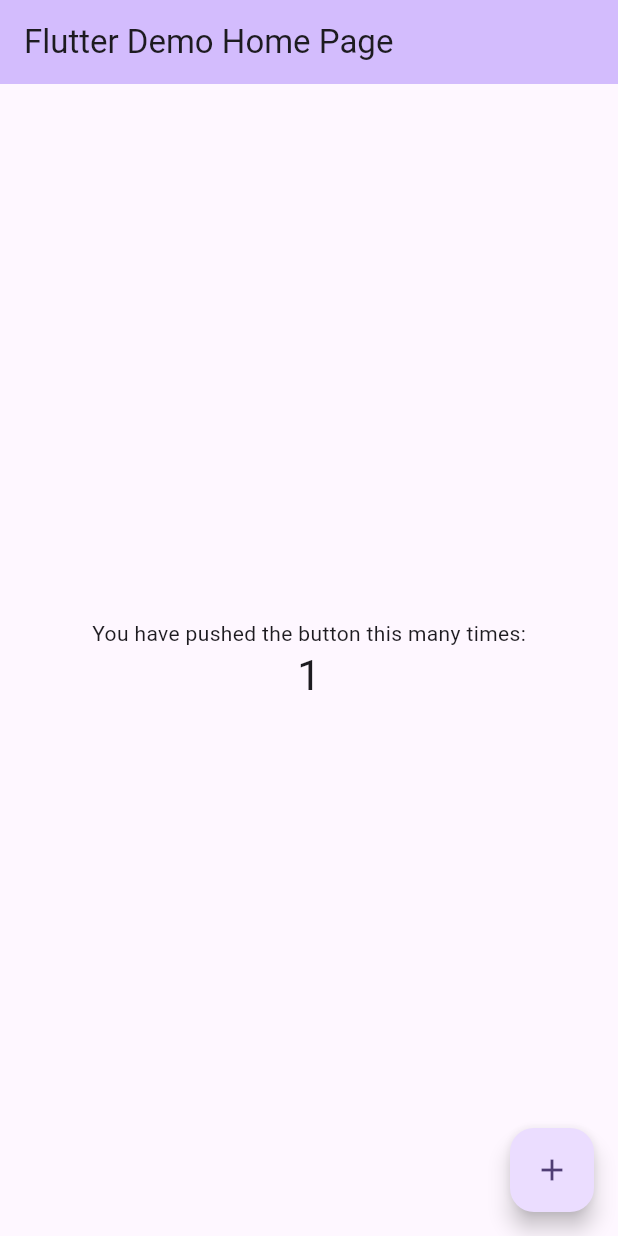
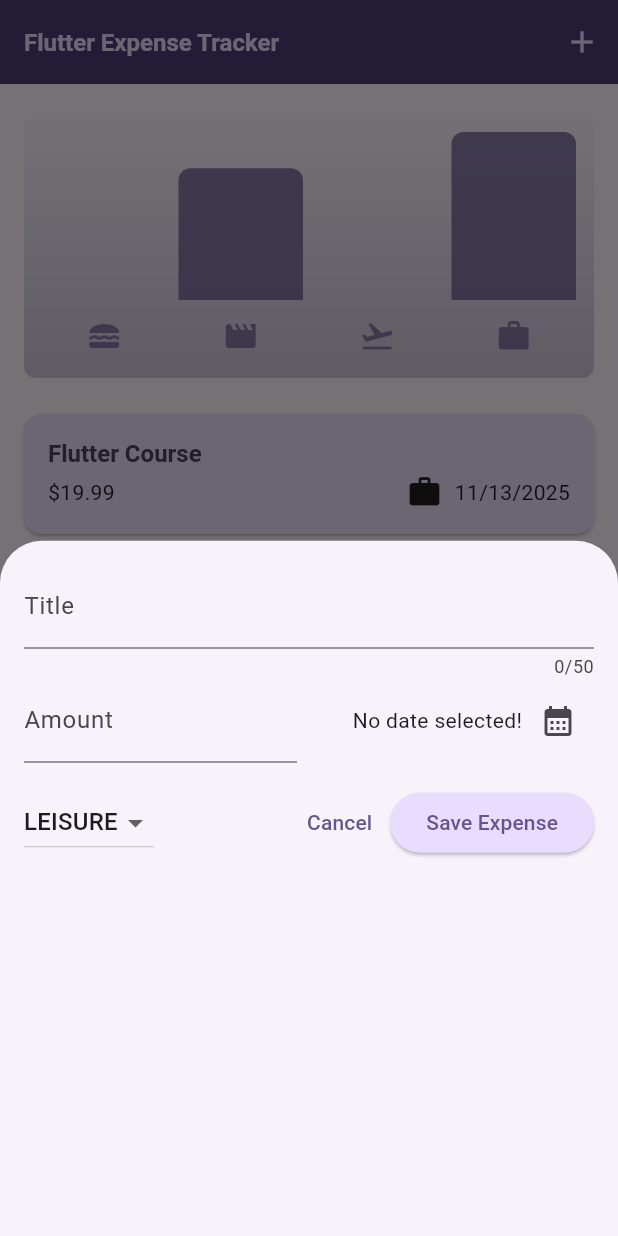
Before and after one commit to Aung-Thu-Hein/flutter_projects, a Flutter app: the screen it shows after launch, after a tap on the "add" icon, on a phone screen of 412 x 824 dp. Run offline on Flutter 3.47's test engine with Material 3 defaults, Android fonts, the phone set to English and light mode, and no system bars.

Commit message:
feat: complete add expense_tracker app

```diff
--- a/expense_tracker/lib/main.dart
+++ b/expense_tracker/lib/main.dart
@@ -1,122 +1,58 @@
+import 'package:expense_tracker/widgets/expenses.dart';
 import 'package:flutter/material.dart';
 
+var kColorScheme = ColorScheme.fromSeed(
+  seedColor: const Color.fromARGB(255, 96, 59, 181),
+);
+
+var kDarkColorScheme = ColorScheme.fromSeed(
+  seedColor: const Color.fromARGB(266, 5, 99, 125),
+  brightness: Brightness.dark,
+);
+
 void main() {
-  runApp(const MyApp());
-}
-
-class MyApp extends StatelessWidget {
-  const MyApp({super.key});
-
-  // This widget is the root of your application.
-  @override
-  Widget build(BuildContext context) {
-    return MaterialApp(
-      title: 'Flutter Demo',
-      theme: ThemeData(
-        // This is the theme of your application.
-        //
-        // TRY THIS: Try running your application with "flutter run". You'll see
-        // the application has a purple toolbar. Then, without quitting the app,
-        // try changing the seedColor in the colorScheme below to Colors.green
-        // and then invoke "hot reload" (save your changes or press the "hot
-        // reload" button in a Flutter-supported IDE, or press "r" if you used
-        // the command line to start the app).
-        //
-        // Notice that the counter didn't reset back to zero; the application
-        // state is not lost during the reload. To reset the state, use hot
-        // restart instead.
-        //
-        // This works for code too, not just values: Most code changes can be
-        // tested with just a hot reload.
-        colorScheme: ColorScheme.fromSeed(seedColor: Colors.deepPurple),
-      ),
-      home: const MyHomePage(title: 'Flutter Demo Home Page'),
-    );
-  }
-}
-
-class MyHomePage extends StatefulWidget {
-  const MyHomePage({super.key, required this.title});
-
-  // This widget is the home page of your application. It is stateful, meaning
-  // that it has a State object (defined below) that contains fields that affect
-  // how it looks.
-
-  // This class is the configuration for the state. It holds the values (in this
-  // case the title) provided by the parent (in this case the App widget) and
-  // used by the build method of the State. Fields in a Widget subclass are
-  // always marked "final".
-
-  final String title;
-
-  @override
-  State<MyHomePage> createState() => _MyHomePageState();
-}
-
-class _MyHomePageState extends State<MyHomePage> {
-  int _counter = 0;
-
-  void _incrementCounter() {
-    setState(() {
-      // This call to setState tells the Flutter framework that something has
-      // changed in this State, which causes it to rerun the build method below
-      // so that the display can reflect the updated values. If we changed
-      // _counter without calling setState(), then the build method would not be
-      // called again, and so nothing would appear to happen.
-      _counter++;
-    });
-  }
-
-  @override
-  Widget build(BuildContext context) {
-    // This method is rerun every time setState is called, for instance as done
-    // by the _incrementCounter method above.
-    //
-    // The Flutter framework has been optimized to make rerunning build methods
-    // fast, so that you can just rebuild anything that needs updating rather
-    // than having to individually change instances of widgets.
-    return Scaffold(
-      appBar: AppBar(
-        // TRY THIS: Try changing the color here to a specific color (to
-        // Colors.amber, perhaps?) and trigger a hot reload to see the AppBar
-        // change color while the other colors stay the same.
-        backgroundColor: Theme.of(context).colorScheme.inversePrimary,
-        // Here we take the value from the MyHomePage object that was created by
-        // the App.build method, and use it to set our appbar title.
-        title: Text(widget.title),
-      ),
-      body: Center(
-        // Center is a layout widget. It takes a single child and positions it
-        // in the middle of the parent.
-        child: Column(
-          // Column is also a layout widget. It takes a list of children and
-          // arranges them vertically. By default, it sizes itself to fit its
-          // children horizontally, and tries to be as tall as its parent.
-          //
-          // Column has various properties to control how it sizes itself and
-          // how it positions its children. Here we use mainAxisAlignment to
-          // center the children vertically; the main axis here is the vertical
-          // axis because Columns are vertical (the cross axis would be
-          // horizontal).
-          //
-          // TRY THIS: Invoke "debug painting" (choose the "Toggle Debug Paint"
-          // action in the IDE, or press "p" in the console), to see the
-          // wireframe for each widget.
-          mainAxisAlignment: MainAxisAlignment.center,
-          children: <Widget>[
-            const Text('You have pushed the button this many times:'),
-            Text(
-              '$_counter',
-              style: Theme.of(context).textTheme.headlineMedium,
-            ),
-          ],
+  runApp(
+    MaterialApp(
+      darkTheme: ThemeData.dark().copyWith(
+        colorScheme: kDarkColorScheme,
+        cardTheme: const CardThemeData().copyWith(
+          color: kDarkColorScheme.secondaryContainer,
+          margin: const EdgeInsets.symmetric(
+            horizontal: 16,
+            vertical: 8,
+          ),
+        ),
+        elevatedButtonTheme: ElevatedButtonThemeData(
+          style: ElevatedButton.styleFrom(
+            backgroundColor: kDarkColorScheme.primaryContainer,
+            foregroundColor: kDarkColorScheme.onPrimaryContainer,
+          ),
         ),
       ),
-      floatingActionButton: FloatingActionButton(
-        onPressed: _incrementCounter,
-        tooltip: 'Increment',
-        child: const Icon(Icons.add),
-      ), // This trailing comma makes auto-formatting nicer for build methods.
-    );
-  }
+      theme: ThemeData().copyWith(
+        colorScheme: kColorScheme,
+        appBarTheme: const AppBarTheme().copyWith(
+          backgroundColor: kColorScheme.onPrimaryContainer,
+          foregroundColor: kColorScheme.primaryContainer,
+        ),
+        cardTheme: const CardThemeData().copyWith(
+          color: kColorScheme.secondaryContainer,
+          margin: const EdgeInsets.symmetric(horizontal: 16, vertical: 8),
+        ),
+        elevatedButtonTheme: ElevatedButtonThemeData(
+          style: ElevatedButton.styleFrom(
+            backgroundColor: kColorScheme.primaryContainer,
+          ),
+        ),
+        textTheme: ThemeData().textTheme.copyWith(
+          titleLarge: TextStyle(
+            fontWeight: FontWeight.bold,
+            color: kColorScheme.onSecondaryContainer,
+            fontSize: 16,
+          ),
+        ),
+      ),
+      home: Expenses(),
+    ),
+  );
 }
--- /dev/null
+++ b/expense_tracker/lib/models/expense.dart
@@ -0,0 +1,60 @@
+import 'package:flutter/material.dart';
+import 'package:intl/intl.dart';
+import 'package:uuid/uuid.dart';
+
+final formatter = DateFormat.yMd();
+
+const uuid = Uuid();
+
+enum Category { food, travel, leisure, work }
+
+const categoryIcons = {
+  Category.food: Icons.lunch_dining,
+  Category.travel: Icons.flight_takeoff,
+  Category.leisure: Icons.movie,
+  Category.work: Icons.work
+};
+
+class Expense {
+  Expense({
+    required this.title,
+    required this.amount,
+    required this.date,
+    required this.category,
+  }) : id = uuid.v4();
+
+  final String id;
+  final String title;
+  final double amount;
+  final DateTime date;
+  final Category category;
+
+  String get formattedDate {
+    return formatter.format(date);
+  }
+}
+
+class ExpenseBucket {
+  const ExpenseBucket({
+    required this.category,
+    required this.expenses,
+  });
+
+  ExpenseBucket.forCategory(List<Expense> allExpenses, this.category)
+      : expenses = allExpenses
+            .where((expense) => expense.category == category)
+            .toList();
+
+  final Category category;
+  final List<Expense> expenses;
+
+  double get totalExpenses {
+    double sum = 0;
+
+    for (final expense in expenses) {
+      sum += expense.amount; // sum = sum + expense.amount
+    }
+
+    return sum;
+  }
+}
--- /dev/null
+++ b/expense_tracker/lib/widgets/chart/chart.dart
@@ -0,0 +1,95 @@
+import 'package:flutter/material.dart';
+
+import 'package:expense_tracker/widgets/chart/chart_bar.dart';
+import 'package:expense_tracker/models/expense.dart';
+
+class Chart extends StatelessWidget {
+  const Chart({super.key, required this.expenses});
+
+  final List<Expense> expenses;
+
+  List<ExpenseBucket> get buckets {
+    return [
+      ExpenseBucket.forCategory(expenses, Category.food),
+      ExpenseBucket.forCategory(expenses, Category.leisure),
+      ExpenseBucket.forCategory(expenses, Category.travel),
+      ExpenseBucket.forCategory(expenses, Category.work),
+    ];
+  }
+
+  double get maxTotalExpense {
+    double maxTotalExpense = 0;
+
+    for (final bucket in buckets) {
+      if (bucket.totalExpenses > maxTotalExpense) {
+        maxTotalExpense = bucket.totalExpenses;
+      }
+    }
+
+    return maxTotalExpense;
+  }
+
+  @override
+  Widget build(BuildContext context) {
+    final isDarkMode =
+        MediaQuery.of(context).platformBrightness == Brightness.dark;
+    return Container(
+      margin: const EdgeInsets.all(16),
+      padding: const EdgeInsets.symmetric(
+        vertical: 16,
+        horizontal: 8,
+      ),
+      width: double.infinity,
+      height: 180,
+      decoration: BoxDecoration(
+        borderRadius: BorderRadius.circular(8),
+        gradient: LinearGradient(
+          colors: [
+            Theme.of(context).colorScheme.primary.withValues(alpha: 0.3),
+            Theme.of(context).colorScheme.primary.withValues(alpha: 0.0)
+          ],
+          begin: Alignment.bottomCenter,
+          end: Alignment.topCenter,
+        ),
+      ),
+      child: Column(
+        children: [
+          Expanded(
+            child: Row(
+              crossAxisAlignment: CrossAxisAlignment.end,
+              children: [
+                for (final bucket in buckets) // alternative to map()
+                  ChartBar(
+                    fill: bucket.totalExpenses == 0
+                        ? 0
+                        : bucket.totalExpenses / maxTotalExpense,
+                  )
+              ],
+            ),
+          ),
+          const SizedBox(height: 12),
+          Row(
+            children: buckets // for ... in
+                .map(
+                  (bucket) => Expanded(
+                    child: Padding(
+                      padding: const EdgeInsets.symmetric(horizontal: 4),
+                      child: Icon(
+                        categoryIcons[bucket.category],
+                        color: isDarkMode
+                            ? Theme.of(context).colorScheme.secondary
+                            : Theme.of(context)
+                                .colorScheme
+                                .primary
+                                .withValues(alpha: 0.7),
+                      ),
+                    ),
+                  ),
+                )
+                .toList(),
+          )
+        ],
+      ),
+    );
+  }
+}
--- /dev/null
+++ b/expense_tracker/lib/widgets/chart/chart_bar.dart
@@ -0,0 +1,34 @@
+import 'package:flutter/material.dart';
+
+class ChartBar extends StatelessWidget {
+  const ChartBar({
+    super.key,
+    required this.fill,
+  });
+
+  final double fill;
+
+  @override
+  Widget build(BuildContext context) {
+    final isDarkMode =
+        MediaQuery.of(context).platformBrightness == Brightness.dark;
+    return Expanded(
+      child: Padding(
+        padding: const EdgeInsets.symmetric(horizontal: 4),
+        child: FractionallySizedBox(
+          heightFactor: fill, // 0 <> 1
+          child: DecoratedBox(
+            decoration: BoxDecoration(
+              shape: BoxShape.rectangle,
+              borderRadius:
+                  const BorderRadius.vertical(top: Radius.circular(8)),
+              color: isDarkMode
+                  ? Theme.of(context).colorScheme.secondary
+                  : Theme.of(context).colorScheme.primary.withValues(alpha: 0.75),
+            ),
+          ),
+        ),
+      ),
+    );
+  }
+}
--- /dev/null
+++ b/expense_tracker/lib/widgets/expenses.dart
@@ -0,0 +1,100 @@
+import 'package:expense_tracker/widgets/expenses_list/expenses_list.dart';
+import 'package:expense_tracker/widgets/new_expense.dart';
+import 'package:flutter/material.dart';
+import 'package:expense_tracker/widgets/chart/chart.dart';
+
+import 'package:expense_tracker/models/expense.dart';
+
+class Expenses extends StatefulWidget {
+  const Expenses({super.key});
+
+  @override
+  State<Expenses> createState() {
+    return _ExpensesState();
+  }
+}
+
+class _ExpensesState extends State<Expenses> {
+  final List<Expense> _registeredExpenses = [
+    Expense(
+      title: 'Flutter Course',
+      amount: 19.99,
+      date: DateTime.now(),
+      category: Category.work,
+    ),
+    Expense(
+      title: 'Cinema',
+      amount: 15.69,
+      date: DateTime.now(),
+      category: Category.leisure,
+    ),
+  ];
+
+  void __openAddExpenseOverlay() {
+    showModalBottomSheet(
+      context: context,
+      builder: (ctx) => NewExpense(onAddExpense: _addExpense),
+    );
+  }
+
+  void _addExpense(Expense expense) {
+    setState(() {
+      _registeredExpenses.add(expense);
+    });
+  }
+
+  void _removeExpense(Expense expense) {
+    final expenseIndex = _registeredExpenses.indexOf(expense);
+
+    setState(() {
+      _registeredExpenses.remove(expense);
+    });
+    ScaffoldMessenger.of(context).clearSnackBars();
+    ScaffoldMessenger.of(context).showSnackBar(
+      SnackBar(
+        content: const Text('Expense Deleted!'),
+        duration: const Duration(seconds: 3),
+        action: SnackBarAction(
+          label: 'Undo',
+          onPressed: () {
+            setState(() {
+              _registeredExpenses.insert(expenseIndex, expense);
+            });
+          },
+        ),
+      ),
+    );
+  }
+
+  @override
+  Widget build(BuildContext context) {
+    Widget mainContent = const Center(
+      child: Text('No expenses found. Start adding some!'),
+    );
+
+    if (_registeredExpenses.isNotEmpty) {
+      mainContent = ExpensesList(
+        expenses: _registeredExpenses,
+        onRemoveExpense: _removeExpense,
+      );
+    }
+
+    return Scaffold(
+      appBar: AppBar(
+        title: const Text('Flutter Expense Tracker'),
+        actions: [
+          IconButton(
+            onPressed: __openAddExpenseOverlay,
+            icon: const Icon(Icons.add),
+          ),
+        ],
+      ),
+      body: Column(
+        children: [
+          Chart(expenses: _registeredExpenses),
+          Expanded(child: mainContent),
+        ],
+      ),
+    );
+  }
+}
--- /dev/null
+++ b/expense_tracker/lib/widgets/expenses_list/expense_item.dart
@@ -0,0 +1,34 @@
+import 'package:expense_tracker/models/expense.dart';
+import 'package:flutter/material.dart';
+
+class ExpenseItem extends StatelessWidget {
+  const ExpenseItem(this.expense, {super.key});
+
+  final Expense expense;
+
+  @override
+  Widget build(BuildContext context) {
+    return Card(
+      child: Padding(
+        padding: const EdgeInsets.symmetric(horizontal: 16, vertical: 16),
+        child: Column(
+          crossAxisAlignment: CrossAxisAlignment.start,
+          children: [
+          Text(expense.title, style: Theme.of(context).textTheme.titleLarge),
+          const SizedBox(height: 4),
+          Row(
+            children: [
+              Text('\$${expense.amount.toStringAsFixed(2)}'),
+              const Spacer(),
+              Row(children: [
+                Icon(categoryIcons[expense.category]),
+                const SizedBox(width: 8),
+                Text(expense.formattedDate)
+              ],)
+            ],
+          )
+        ],),
+      ),
+    );
+  }
+}
--- /dev/null
+++ b/expense_tracker/lib/widgets/expenses_list/expenses_list.dart
@@ -0,0 +1,35 @@
+import 'package:expense_tracker/models/expense.dart';
+import 'package:expense_tracker/widgets/expenses_list/expense_item.dart';
+import 'package:flutter/material.dart';
+
+class ExpensesList extends StatelessWidget {
+  const ExpensesList({
+    super.key,
+    required this.expenses,
+    required this.onRemoveExpense,
+  });
+
+  final List<Expense> expenses;
+
+  final void Function(Expense expense) onRemoveExpense;
+
+  @override
+  Widget build(BuildContext context) {
+    return ListView.builder(
+      itemCount: expenses.length,
+      itemBuilder: (ctx, index) => Dismissible(
+        key: ValueKey(expenses[index]),
+        background: Container(
+          color: Theme.of(context).colorScheme.error.withValues(red: 0.75),
+          margin: EdgeInsets.symmetric(
+            horizontal: Theme.of(context).cardTheme.margin!.horizontal,
+          ),
+        ),
+        onDismissed: (direction) {
+          onRemoveExpense(expenses[index]);
+        },
+        child: ExpenseItem(expenses[index]),
+      ),
+    );
+  }
+}
--- /dev/null
+++ b/expense_tracker/lib/widgets/new_expense.dart
@@ -0,0 +1,160 @@
+import 'package:expense_tracker/models/expense.dart';
+import 'package:flutter/material.dart';
+
+class NewExpense extends StatefulWidget {
+  const NewExpense({super.key, required this.onAddExpense});
+
+  final void Function(Expense expense) onAddExpense;
+
+  @override
+  State<NewExpense> createState() {
+    return _NewExpenseState();
+  }
+}
+
+class _NewExpenseState extends State<NewExpense> {
+  final _titleController = TextEditingController();
+  final _amountController = TextEditingController();
+  DateTime? _selectedDate;
+  Category _selectedCategory = Category.leisure;
+
+  void _presentDatePicker() async {
+    final now = DateTime.now();
+    final firstDate = DateTime(now.year - 1, now.month, now.day);
+    final pickedDate = await showDatePicker(
+      context: context,
+      firstDate: firstDate,
+      lastDate: now,
+    );
+
+    setState(() {
+      _selectedDate = pickedDate;
+    });
+  }
+
+  void _submitExpenseData() {
+    final enteredAmount = double.tryParse(_amountController.text);
+    final amountIsInvalid = enteredAmount == null || enteredAmount <= 0;
+    final titleIsInvalid = _titleController.text.trim().isEmpty;
+    final dateIsInvalid = _selectedDate == null;
+
+    if (titleIsInvalid || amountIsInvalid || dateIsInvalid) {
+      showDialog(
+        context: context,
+        builder: (ctx) => AlertDialog(
+          title: const Text('Invalid Input'),
+          content: const Text(
+            'Please make sure a valid title, amount, date and category was entered.',
+          ),
+          actions: [
+            TextButton(
+              onPressed: () {
+                Navigator.pop(context);
+              },
+              child: const Text('OK'),
+            ),
+          ],
+        ),
+      );
+      return;
+    }
+    widget.onAddExpense(
+      Expense(
+        title: _titleController.text,
+        amount: enteredAmount,
+        date: _selectedDate!,
+        category: _selectedCategory,
+      ),
+    );
+
+    Navigator.pop(context);
+  }
+
+  @override
+  void dispose() {
+    _titleController.dispose();
+    _amountController.dispose();
+    super.dispose();
+  }
+
+  @override
+  Widget build(BuildContext context) {
+    return Padding(
+      padding: const EdgeInsets.all(16),
+      child: Column(
+        children: [
+          TextField(
+            controller: _titleController,
+            maxLength: 50,
+            decoration: const InputDecoration(label: Text('Title')),
+          ),
+          Row(
+            children: [
+              Expanded(
+                child: TextField(
+                  controller: _amountController,
+                  keyboardType: TextInputType.number,
+                  decoration: const InputDecoration(
+                    prefixText: '\$ ',
+                    label: Text('Amount'),
+                  ),
+                ),
+              ),
+              const SizedBox(width: 16),
+              Expanded(
+                child: Row(
+                  mainAxisAlignment: MainAxisAlignment.end,
+                  crossAxisAlignment: CrossAxisAlignment.center,
+                  children: [
+                    Text(
+                      _selectedDate == null
+                          ? 'No date selected!'
+                          : formatter.format(_selectedDate!),
+                    ),
+                    IconButton(
+                      onPressed: _presentDatePicker,
+                      icon: Icon(Icons.calendar_month),
+                    ),
+                  ],
+                ),
+              ),
+            ],
+          ),
+          const SizedBox(height: 16),
+          Row(
+            children: [
+              DropdownButton(
+                value: _selectedCategory,
+                items: Category.values
+                    .map(
+                      (category) => DropdownMenuItem(
+                        value: category,
+                        child: Text(category.name.toUpperCase()),
+                      ),
+                    )
+                    .toList(),
+                onChanged: (value) {
+                  if (value == null) return;
+                  setState(() {
+                    _selectedCategory = value;
+                  });
+                },
+              ),
+              const Spacer(),
+              TextButton(
+                onPressed: () {
+                  Navigator.pop(context);
+                },
+                child: const Text('Cancel'),
+              ),
+              ElevatedButton(
+                onPressed: _submitExpenseData,
+                child: const Text('Save Expense'),
+              ),
+            ],
+          ),
+        ],
+      ),
+    );
+  }
+}
--- a/expense_tracker/pubspec.yaml
+++ b/expense_tracker/pubspec.yaml
@@ -34,6 +34,8 @@ dependencies:
   # The following adds the Cupertino Icons font to your application.
   # Use with the CupertinoIcons class for iOS style icons.
   cupertino_icons: ^1.0.8
+  intl: ^0.20.2
+  uuid: ^4.5.2
 
 dev_dependencies:
   flutter_test:
```
Also changed, not shown: expense_tracker/pubspec.lock, 1 other file.
